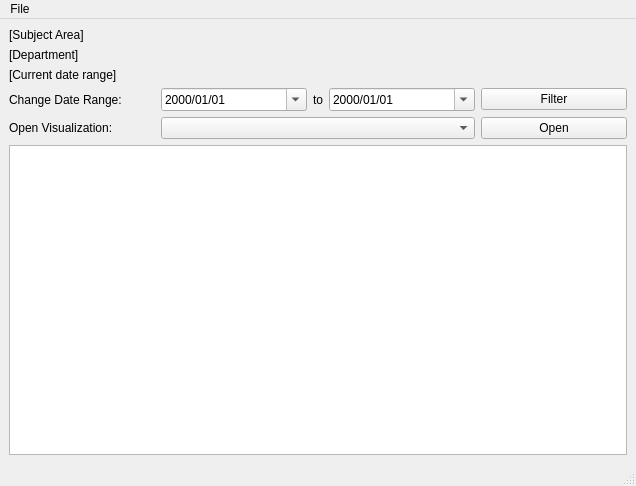
Qt form src/ui/DashboardWindow.ui (Myu84/CSS) before a commit.
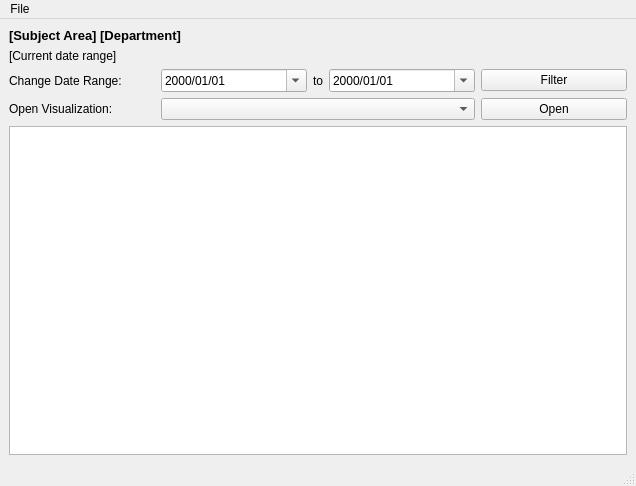
The same form after that commit.

Commit message: Changed text styling in DashboardWindow

Diff of the .ui file:
```diff
--- a/src/ui/DashboardWindow.ui
+++ b/src/ui/DashboardWindow.ui
@@ -15,28 +15,35 @@
   </property>
   <widget class="QWidget" name="centralwidget">
    <layout class="QGridLayout" name="gridLayout">
-    <item row="0" column="0" colspan="2">
-     <widget class="QLabel" name="subjectAreaLabel">
-      <property name="text">
-       <string>[Subject Area]</string>
-      </property>
-     </widget>
-    </item>
-    <item row="1" column="0">
-     <widget class="QLabel" name="departmentLabel">
-      <property name="text">
-       <string>[Department]</string>
-      </property>
-     </widget>
-    </item>
     <item row="3" column="0">
+     <widget class="QLabel" name="visualizationLabel">
+      <property name="text">
+       <string>Open Visualization:</string>
+      </property>
+     </widget>
+    </item>
+    <item row="0" column="0" colspan="2">
+     <widget class="QLabel" name="titleLabel">
+      <property name="font">
+       <font>
+        <pointsize>10</pointsize>
+        <weight>75</weight>
+        <bold>true</bold>
+       </font>
+      </property>
+      <property name="text">
+       <string>[Subject Area] [Department]</string>
+      </property>
+     </widget>
+    </item>
+    <item row="2" column="0">
      <widget class="QLabel" name="changeDatesLabel">
       <property name="text">
        <string>Change Date Range:</string>
       </property>
      </widget>
     </item>
-    <item row="3" column="1">
+    <item row="2" column="1">
      <widget class="QDateEdit" name="startDateSelector">
       <property name="displayFormat">
        <string>yyyy/MM/dd</string>
@@ -46,7 +53,7 @@
       </property>
      </widget>
     </item>
-    <item row="3" column="3">
+    <item row="2" column="3">
      <widget class="QDateEdit" name="endDateSelector">
       <property name="displayFormat">
        <string>yyyy/MM/dd</string>
@@ -56,28 +63,28 @@
       </property>
      </widget>
     </item>
-    <item row="3" column="4">
+    <item row="2" column="4">
      <widget class="QPushButton" name="dateFilterButton">
       <property name="text">
        <string>Filter</string>
       </property>
      </widget>
     </item>
-    <item row="5" column="0" colspan="5">
+    <item row="4" column="0" colspan="5">
      <widget class="QTreeWidget" name="treeWidget">
       <property name="columnCount">
        <number>0</number>
       </property>
      </widget>
     </item>
-    <item row="2" column="0">
+    <item row="1" column="0">
      <widget class="QLabel" name="dateRangeLabel">
       <property name="text">
        <string>[Current date range]</string>
       </property>
      </widget>
     </item>
-    <item row="3" column="2">
+    <item row="2" column="2">
      <widget class="QLabel" name="dateToLabel">
       <property name="sizePolicy">
        <sizepolicy hsizetype="Fixed" vsizetype="Preferred">
@@ -90,17 +97,10 @@
       </property>
      </widget>
     </item>
-    <item row="4" column="0">
-     <widget class="QLabel" name="visualizationLabel">
-      <property name="text">
-       <string>Open Visualization:</string>
-      </property>
-     </widget>
-    </item>
-    <item row="4" column="1" colspan="3">
+    <item row="3" column="1" colspan="3">
      <widget class="QComboBox" name="visualizationFacultyNameSelector"/>
     </item>
-    <item row="4" column="4">
+    <item row="3" column="4">
      <widget class="QPushButton" name="openVisualizationButton">
       <property name="text">
        <string>Open</string>
```
The commit also changes 4 other files.
